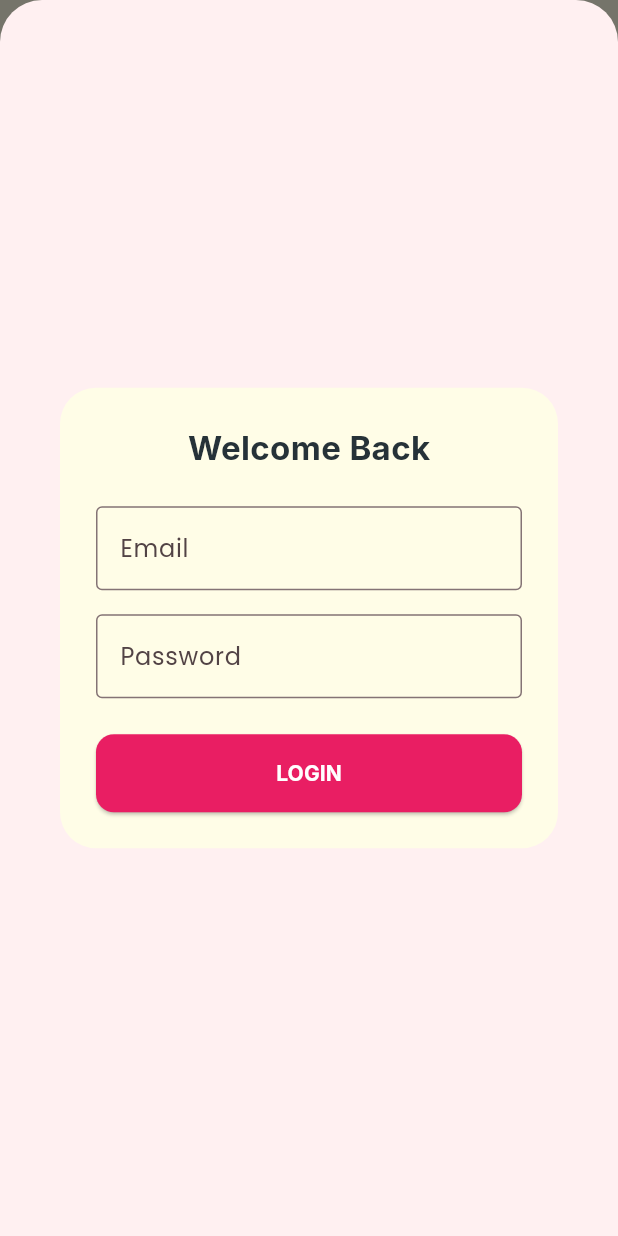
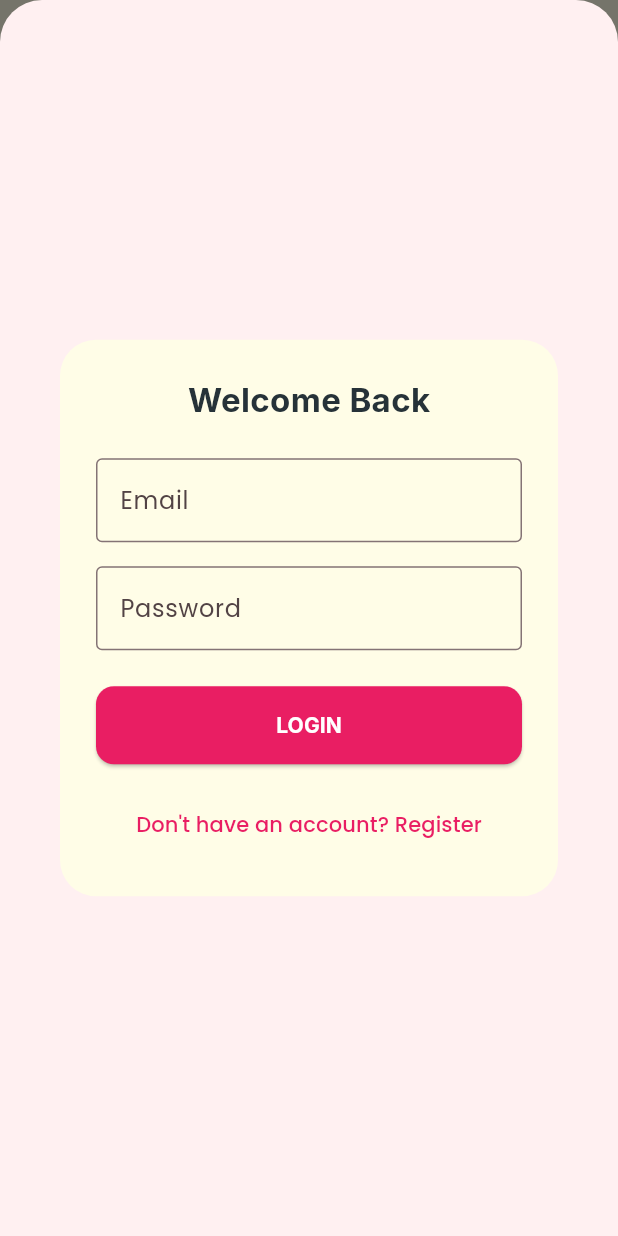
Before and after one commit to yurizzs/donut_flutter, a Flutter app: the screen it shows after launch, item 4 of the bottom bar chosen, after a tap on "Login", on a phone screen of 412 x 824 dp. Run offline on Flutter 3.47's test engine with Material 3 defaults, Android fonts, the light colour scheme and no system bars; our stand-ins replace cached_network_image, dio, flutter_dotenv, flutter_riverpod, flutter_screenutil, flutter_secure_storage and 1 more; network calls fail.

Commit message:
lipatan ang register kag ang donut spinner

```diff
--- a/lib/core/constants/api_constants.dart
+++ b/lib/core/constants/api_constants.dart
@@ -9,6 +9,7 @@ class ApiConstants {
 
   // Authenticaton
   static const String login = '/auth/login';
+  static const String register = '/auth/register';
   static const String logout = '/auth/logout';
   static const String user = '/auth/me';
 
--- a/lib/screens/auth/login_modal.dart
+++ b/lib/screens/auth/login_modal.dart
@@ -3,6 +3,8 @@ import 'package:flutter_riverpod/flutter_riverpod.dart';
 import 'package:google_fonts/google_fonts.dart';
 import '../../core/constants/app_colors.dart';
 import '../../providers/auth_provider.dart';
+import '../../widgets/app_loading.dart';
+import 'register_modal.dart';
 
 class LoginModal extends ConsumerStatefulWidget {
   const LoginModal({super.key});
@@ -98,9 +100,20 @@ class _LoginModalState extends ConsumerState<LoginModal> {
                     padding: const EdgeInsets.symmetric(vertical: 16),
                   ),
                   child: isLoading
-                      ? const SizedBox(height: 20, width: 20, child: CircularProgressIndicator(color: Colors.white, strokeWidth: 2))
+                      ? const DonutSpinner(size: 20)
                       : Text('LOGIN', style: GoogleFonts.inter(fontWeight: FontWeight.bold)),
                 ),
+              ),
+              const SizedBox(height: 16),
+              TextButton(
+                onPressed: () {
+                  Navigator.pop(context);
+                  showDialog(
+                    context: context,
+                    builder: (context) => const RegisterModal(),
+                  );
+                },
+                child: const Text('Don\'t have an account? Register'),
               ),
             ],
           ),
--- a/lib/screens/main/home_screen.dart
+++ b/lib/screens/main/home_screen.dart
@@ -5,6 +5,7 @@ import 'package:cached_network_image/cached_network_image.dart';
 import 'package:google_fonts/google_fonts.dart';
 import '../../core/constants/app_colors.dart';
 import '../../providers/donut_provider.dart';
+import '../../widgets/app_loading.dart';
 
 class HomeScreen extends ConsumerStatefulWidget {
   const HomeScreen({super.key});
@@ -173,7 +174,7 @@ class _HomeScreenState extends ConsumerState<HomeScreen> {
             );
           },
         ),
-        loading: () => const Center(child: CircularProgressIndicator()),
+        loading: () => const AppLoading(),
         error: (_, __) => const SizedBox(),
       ),
     );
@@ -226,7 +227,7 @@ class _HomeScreenState extends ConsumerState<HomeScreen> {
           ),
         )).toList(),
       ),
-      loading: () => const Center(child: CircularProgressIndicator()),
+      loading: () => const AppLoading(),
       error: (_, __) => const SizedBox(),
     );
   }
--- a/lib/screens/main/profile_screen.dart
+++ b/lib/screens/main/profile_screen.dart
@@ -3,6 +3,7 @@ import 'package:flutter_riverpod/flutter_riverpod.dart';
 import 'package:google_fonts/google_fonts.dart';
 import '../../core/constants/app_colors.dart';
 import '../../providers/auth_provider.dart';
+import '../../widgets/app_loading.dart';
 import '../auth/login_modal.dart';
 
 class ProfileScreen extends ConsumerWidget {
@@ -25,7 +26,7 @@ class ProfileScreen extends ConsumerWidget {
           if (user == null) return _buildLoginView(context);
           return _buildProfileView(context, ref, user);
         },
-        loading: () => const Center(child: CircularProgressIndicator(color: AppColors.accent)),
+        loading: () => const AppLoading(),
         error: (err, stack) => _buildErrorView(ref),
       ),
     );
--- a/lib/screens/menu/menu_page.dart
+++ b/lib/screens/menu/menu_page.dart
@@ -6,6 +6,7 @@ import '../../core/constants/app_colors.dart';
 import '../../providers/donut_provider.dart';
 import '../../providers/cart_provider.dart';
 import '../../widgets/donut_card.dart';
+import '../../widgets/app_loading.dart';
 import 'donut_detail_modal.dart';
 
 class MenuPage extends ConsumerStatefulWidget {
@@ -138,7 +139,7 @@ class _MenuPageState extends ConsumerState<MenuPage> {
                   },
                 );
               },
-              loading: () => const Center(child: CircularProgressIndicator(color: AppColors.accent)),
+              loading: () => const AppLoading(),
               error: (err, stack) => Center(child: Text('Error: $err')),
             ),
           ),
--- a/lib/screens/orders/my_orders_page.dart
+++ b/lib/screens/orders/my_orders_page.dart
@@ -8,6 +8,7 @@ import '../../providers/order_provider.dart';
 import '../../providers/auth_provider.dart';
 import '../auth/login_modal.dart';
 import 'order_details_page.dart';
+import '../../widgets/app_loading.dart';
 
 class MyOrdersPage extends ConsumerWidget {
   const MyOrdersPage({super.key});
@@ -40,11 +41,11 @@ class MyOrdersPage extends ConsumerWidget {
                 ),
               );
             },
-            loading: () => const Center(child: CircularProgressIndicator(color: AppColors.accent)),
+            loading: () => const AppLoading(),
             error: (err, stack) => _buildErrorView(ref, err.toString()),
           );
         },
-        loading: () => const Center(child: CircularProgressIndicator(color: AppColors.accent)),
+        loading: () => const AppLoading(),
         error: (err, stack) => _buildErrorView(ref, err.toString()),
       ),
     );
--- a/lib/screens/splash/splash_screen.dart
+++ b/lib/screens/splash/splash_screen.dart
@@ -56,21 +56,7 @@ class _SplashScreenState extends State<SplashScreen> with SingleTickerProviderSt
           builder: (context, child) {
             return Transform.translate(
               offset: Offset(0, _animation.value),
-              child: Row(
-                mainAxisSize: MainAxisSize.min,
-                children: [
-                  const AppLogo(size: 60),
-                  const SizedBox(width: 12),
-                  Text(
-                    'Doughlicious',
-                    style: GoogleFonts.poppins(
-                      fontSize: 32,
-                      fontWeight: FontWeight.bold,
-                      color: AppColors.primaryText,
-                    ),
-                  ),
-                ],
-              ),
+              child: const AppLogo(size: 250),
             );
           },
         ),
--- a/lib/widgets/app_loading.dart
+++ b/lib/widgets/app_loading.dart
@@ -0,0 +1,57 @@
+import 'dart:math' as math;
+import 'package:flutter/material.dart';
+
+class DonutSpinner extends StatefulWidget {
+  final double size;
+  const DonutSpinner({super.key, this.size = 40.0});
+
+  @override
+  State<DonutSpinner> createState() => _DonutSpinnerState();
+}
+
+class _DonutSpinnerState extends State<DonutSpinner> with SingleTickerProviderStateMixin {
+  late AnimationController _controller;
+
+  @override
+  void initState() {
+    super.initState();
+    _controller = AnimationController(
+      vsync: this,
+      duration: const Duration(seconds: 2),
+    )..repeat();
+  }
+
+  @override
+  void dispose() {
+    _controller.dispose();
+    super.dispose();
+  }
+
+  @override
+  Widget build(BuildContext context) {
+    return AnimatedBuilder(
+      animation: _controller,
+      builder: (context, child) {
+        return Transform.rotate(
+          angle: _controller.value * 2.0 * math.pi,
+          child: Text(
+            '🍩',
+            style: TextStyle(fontSize: widget.size),
+          ),
+        );
+      },
+    );
+  }
+}
+
+class AppLoading extends StatelessWidget {
+  final double size;
+  const AppLoading({super.key, this.size = 40.0});
+
+  @override
+  Widget build(BuildContext context) {
+    return Center(
+      child: DonutSpinner(size: size),
+    );
+  }
+}
```
Also changed, not shown: lib/providers/auth_provider.dart (+26 -0 lines), lib/screens/auth/register_modal.dart (added, +190 -0 lines), lib/services/auth_service.dart (+23 -0 lines).
